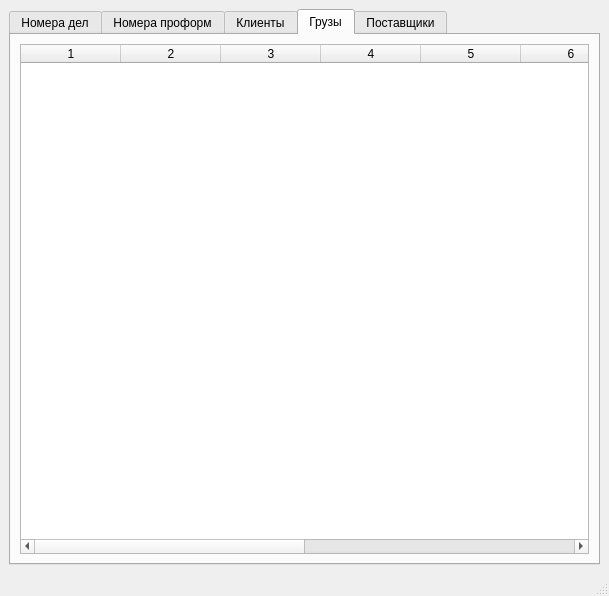
Qt form ui/main.ui (Sne51/Polarpor_DB_win) before a commit.
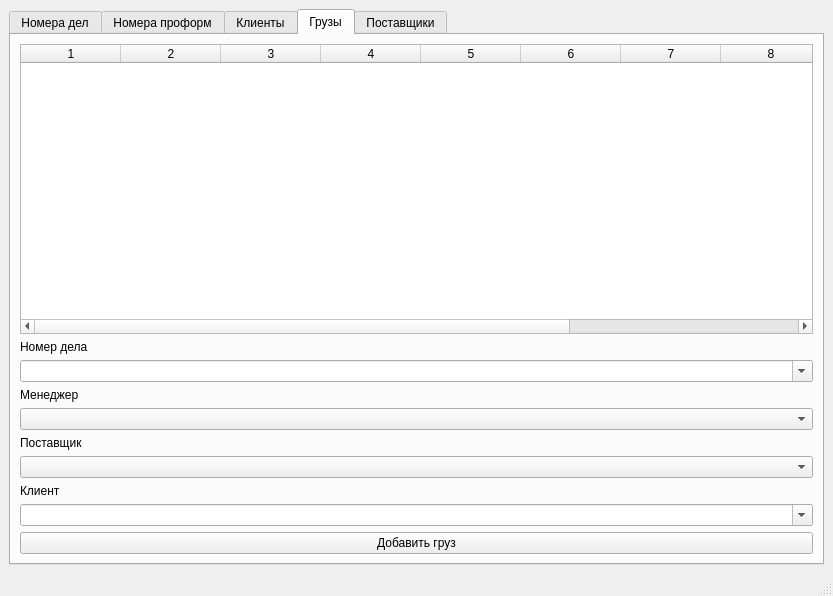
The same form after that commit. The open tabs and pages were chosen to show the change.

```diff
--- a/ui/main.ui
+++ b/ui/main.ui
@@ -6,7 +6,7 @@
    <rect>
     <x>0</x>
     <y>0</y>
-    <width>609</width>
+    <width>833</width>
     <height>596</height>
    </rect>
   </property>
@@ -269,6 +269,61 @@
           <column/>
          </widget>
         </item>
+        <item row="3" column="0">
+         <widget class="QLabel" name="label_4">
+          <property name="text">
+           <string>Менеджер</string>
+          </property>
+         </widget>
+        </item>
+        <item row="9" column="0">
+         <widget class="QPushButton" name="addCargoButton">
+          <property name="text">
+           <string>Добавить груз</string>
+          </property>
+         </widget>
+        </item>
+        <item row="6" column="0">
+         <widget class="QComboBox" name="cargoSupplierInput"/>
+        </item>
+        <item row="2" column="0">
+         <widget class="QComboBox" name="cargoCaseNumberInput">
+          <property name="editable">
+           <bool>true</bool>
+          </property>
+         </widget>
+        </item>
+        <item row="8" column="0">
+         <widget class="QComboBox" name="cargoCustomerInput">
+          <property name="editable">
+           <bool>true</bool>
+          </property>
+         </widget>
+        </item>
+        <item row="1" column="0">
+         <widget class="QLabel" name="label_3">
+          <property name="text">
+           <string>Номер дела</string>
+          </property>
+         </widget>
+        </item>
+        <item row="5" column="0">
+         <widget class="QLabel" name="label_5">
+          <property name="text">
+           <string>Поставщик</string>
+          </property>
+         </widget>
+        </item>
+        <item row="4" column="0">
+         <widget class="QComboBox" name="cargoManagerInput"/>
+        </item>
+        <item row="7" column="0">
+         <widget class="QLabel" name="label_6">
+          <property name="text">
+           <string>Клиент</string>
+          </property>
+         </widget>
+        </item>
        </layout>
       </widget>
       <widget class="QWidget" name="suppliersTab">
```
Left out of the diff: 4 changed lines with no effect on the pictures.
